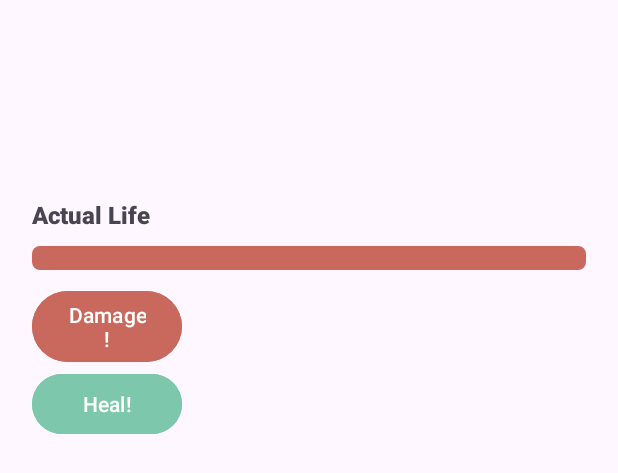
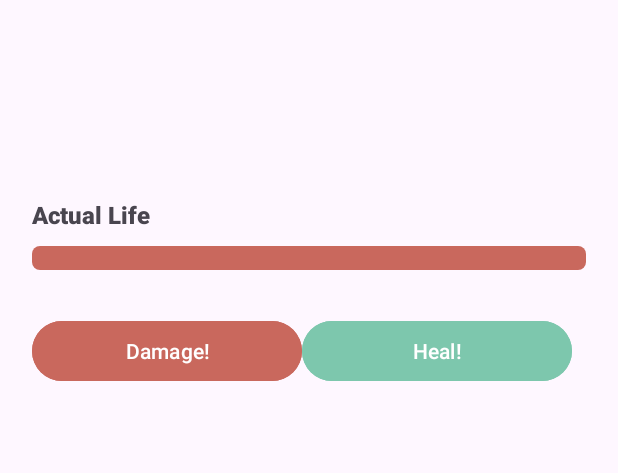
Before and after one commit to CamiLLopez/KCCAndroidFundamentos, an Android app: the layout fragment_character_view.xml on its own in the app's theme, with its tools: preview values and no code run, on a phone screen of 412 x 824 dp. Shown: the top 473 px of the screen. Run offline under Robolectric (Android 15) with nearby library versions, the phone set to English and light mode, and no system bars.

```diff
--- a/app/src/main/java/com/example/entregafundamentosandroid/data/model/Character.kt
+++ b/app/src/main/java/com/example/entregafundamentosandroid/data/model/Character.kt
@@ -6,6 +6,6 @@ data class Character (
     val photo: String,
     val description: String,
     val maxLife: Int = 100,
-    val actualLife: Int = 100
-
-        )
+    var actualLife: Int = 100,
+    var isDead: Boolean = false
+)
--- a/app/src/main/java/com/example/entregafundamentosandroid/ui/home/herosList/CharacterListFragment.kt
+++ b/app/src/main/java/com/example/entregafundamentosandroid/ui/home/herosList/CharacterListFragment.kt
@@ -56,6 +56,9 @@ class CharacterListFragment : Fragment(), CharacterAdapterCallback {
                     is SharedViewModel.StateCharacter.OnCharacterSelected ->{
                         (activity as HomeActivity).characterDetailFragment()
                     }
+                    is SharedViewModel.StateCharacter.OnCharacterUpdated -> {
+                        Toast.makeText(requireContext(), "Updated ${state.character.actualLife}", Toast.LENGTH_LONG).show()
+                    }
                 }
             }
         }
--- a/app/src/main/res/layout/fragment_character_view.xml
+++ b/app/src/main/res/layout/fragment_character_view.xml
@@ -13,7 +13,6 @@
         android:layout_margin="1dp"
         android:id="@+id/lBackground"
         android:padding="20dp">
-
 
     <TextView
         android:id="@+id/character_name"
@@ -66,20 +65,27 @@
         android:progressDrawable="@drawable/progress_bar_color"
         android:layout_marginBottom="10dp"/>
 
+    <LinearLayout
+        android:layout_width="match_parent"
+        android:layout_height="wrap_content"
+        android:layout_marginTop="20dp"
+        android:orientation="horizontal">
+
         <Button
             android:id="@+id/button_damage"
-            android:layout_width="100dp"
+            android:layout_width="180dp"
             android:layout_height="wrap_content"
             android:backgroundTint="@color/damage_life_color"
             android:text="Damage!" />
 
         <Button
             android:id="@+id/button_heal"
-            android:layout_width="100dp"
+            android:layout_width="180dp"
             android:layout_height="wrap_content"
             android:backgroundTint="@color/actual_life_color"
             android:text="Heal!" />
 
     </LinearLayout>
+    </LinearLayout>
 
 </FrameLayout>
```
Also changed, not shown: app/src/main/java/com/example/entregafundamentosandroid/ui/home/SharedViewModel.kt (+29 -0 lines), app/src/main/java/com/example/entregafundamentosandroid/ui/home/herosFight/CharacterDetailFragment.kt (+29 -4 lines).
